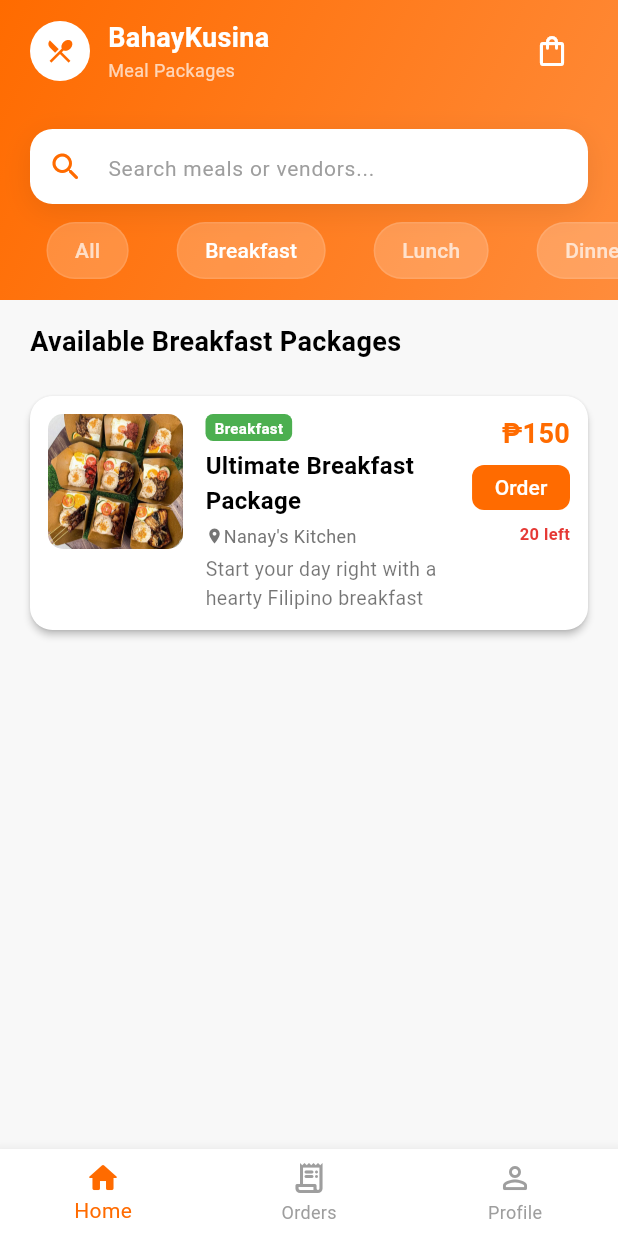
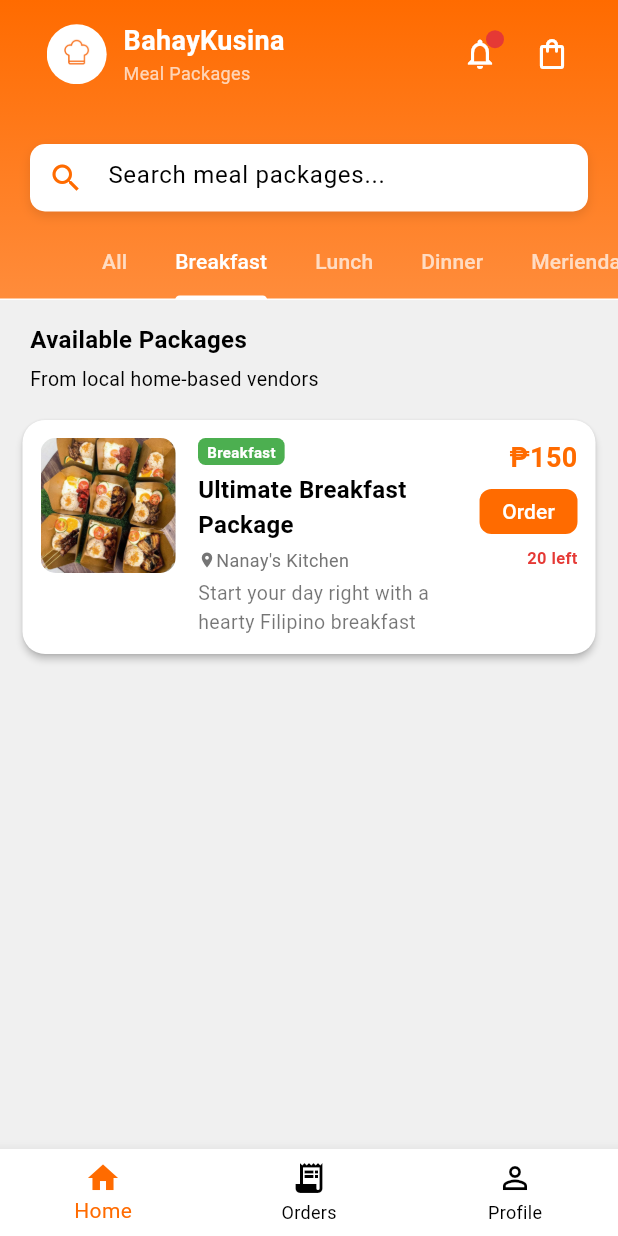
Before and after one commit to Venvienne/bahay_kusina, a Flutter app: the HomePage screen opened directly, tab 2 chosen, on a phone screen of 412 x 824 dp. Run offline on Flutter 3.47's test engine with Material 3 defaults, Android fonts, the phone set to English and light mode, and no system bars.

Commit message:
unsa imong nahuman

```diff
--- a/lib/screens/home_page.dart
+++ b/lib/screens/home_page.dart
@@ -1,3 +1,5 @@
+// lib/screens/home_page.dart (Updated)
+
 import 'package:flutter/material.dart';
 import 'meal_card.dart';
 
@@ -13,10 +15,7 @@ class HomePage extends StatefulWidget {
 }
 
 class _HomePageState extends State<HomePage> {
-  // 1. Add a controller and a search string state
-  final TextEditingController _searchController = TextEditingController();
-  String _searchQuery = "";
-
+  // ... mealPackages list remains the same ...
   final List<Map<String, dynamic>> mealPackages = [
     {
       'type': 'Breakfast',
@@ -57,30 +56,19 @@ class _HomePageState extends State<HomePage> {
   ];
 
   @override
-  void initState() {
-    super.initState();
-    // 2. Listen to search changes
-    _searchController.addListener(() {
-      setState(() {
-        _searchQuery = _searchController.text.toLowerCase();
-      });
-    });
-  }
-
-  @override
-  void dispose() {
-    _searchController.dispose();
-    super.dispose();
-  }
-
-  @override
   Widget build(BuildContext context) {
-    const List<String> categories = ['All', 'Breakfast', 'Lunch', 'Dinner', 'Merienda', 'Dessert'];
+    const List<String> categories = [
+      'All',
+      'Breakfast',
+      'Lunch',
+      'Dinner',
+      'Merienda',
+      'Dessert'
+    ];
 
     return DefaultTabController(
       length: categories.length,
       child: Scaffold(
-        backgroundColor: const Color(0xFFF8F8F8),
         body: NestedScrollView(
           headerSliverBuilder: (context, innerBoxIsScrolled) {
             return <Widget>[
@@ -89,49 +77,55 @@ class _HomePageState extends State<HomePage> {
                 floating: true,
                 pinned: true,
                 snap: true,
-                automaticallyImplyLeading: false,
-                leading: null,
-                elevation: 0,
                 backgroundColor: HomePage.primaryOrange,
                 flexibleSpace: FlexibleSpaceBar(
-                  collapseMode: CollapseMode.pin,
+                  centerTitle: false,
                   background: Container(
                     decoration: const BoxDecoration(
                       gradient: LinearGradient(
                         colors: [HomePage.primaryOrange, HomePage.secondaryOrange],
-                        begin: Alignment.topLeft,
-                        end: Alignment.bottomRight,
+                        begin: Alignment.topCenter,
+                        end: Alignment.bottomCenter,
                       ),
                     ),
+                    // --- FIX 3: Placing custom header content in the background Stack ---
                     child: Stack(
                       children: [
                         Positioned(
-                          top: MediaQuery.of(context).padding.top + 10,
-                          left: 20,
-                          right: 20,
+                          top: MediaQuery.of(context).padding.top + 5,
+                          left: 0,
+                          right: 0,
+                          child: Padding(
+                            padding: const EdgeInsets.symmetric(horizontal: 20.0),
                             child: _buildHeaderContent(),
+                          ),
                         ),
                       ],
                     ),
+                    // -----------------------------------------------------------------------------
                   ),
                 ),
                 bottom: PreferredSize(
-                  preferredSize: const Size.fromHeight(110.0),
+                  // Use a preferred size that exactly fits the search bar and TabBar
+                  preferredSize: const Size.fromHeight(100.0),
                   child: Column(
                     children: [
+                      // --- FIX 1: Increased vertical padding for search bar visibility ---
                       Padding(
-                        padding: const EdgeInsets.symmetric(horizontal: 20.0, vertical: 8.0),
-                        child: _buildSearchBar(), // Controller is linked here
+                        padding: const EdgeInsets.only(left: 20.0, right: 20.0, bottom: 10.0),
+                        child: _buildSearchBar(),
                       ),
+                      // --------------------------------------------------------------------
                       TabBar(
                         isScrollable: true,
-                        indicatorColor: Colors.transparent,
-                        dividerColor: Colors.transparent,
+                        indicatorSize: TabBarIndicatorSize.label,
+                        indicatorWeight: 3.0,
+                        indicatorColor: Colors.white,
                         labelColor: Colors.white,
-                        unselectedLabelColor: Colors.white.withOpacity(0.7),
-                        tabAlignment: TabAlignment.start,
-                        padding: const EdgeInsets.only(left: 15, bottom: 8),
-                        tabs: categories.map((name) => _buildTabPill(name)).toList(),
+                        unselectedLabelColor: Colors.white70,
+                        tabs: categories
+                            .map((name) => Tab(text: name))
+                            .toList(),
                       ),
                     ],
                   ),
@@ -141,68 +135,42 @@ class _HomePageState extends State<HomePage> {
           },
           body: TabBarView(
             children: categories.map((category) {
-              // 3. COMBINED FILTERING LOGIC
-              final filteredPackages = mealPackages.where((meal) {
-                final matchesCategory = (category == 'All' || meal['type'] == category);
-                final matchesSearch = meal['title'].toString().toLowerCase().contains(_searchQuery) ||
-                                     meal['vendor'].toString().toLowerCase().contains(_searchQuery);
-                return matchesCategory && matchesSearch;
-              }).toList();
+              final filteredPackages = category == 'All'
+                  ? mealPackages
+                  : mealPackages
+                      .where((meal) => meal['type'] == category)
+                      .toList();
 
-              return _buildPackageList(filteredPackages, category);
-            }).toList(),
+              return Padding(
+                padding: const EdgeInsets.symmetric(horizontal: 10.0),
+                child: Column(
+                  crossAxisAlignment: CrossAxisAlignment.start,
+                  children: [
+                    Padding(
+                      padding: const EdgeInsets.only(top: 15.0, left: 10, bottom: 5),
+                      child: Text(
+                        'Available Packages',
+                        style: TextStyle(
+                            fontWeight: FontWeight.bold,
+                            fontSize: 16,
+                            color: const Color.fromARGB(255, 0, 0, 0)),
                       ),
                     ),
-        bottomNavigationBar: _buildBottomNavBar(context),
+                    Padding(
+                      padding: const EdgeInsets.only(left: 10, bottom: 10),
+                      child: Text(
+                        'From local home-based vendors',
+                        style: TextStyle(color: const Color.fromARGB(255, 0, 0, 0), fontSize: 13),
                       ),
-    );
-  }
-
-  Widget _buildTabPill(String name) {
-    return Tab(
-      child: Container(
-        padding: const EdgeInsets.symmetric(horizontal: 18.0, vertical: 8.0),
-        decoration: BoxDecoration(
-          color: Colors.white.withOpacity(0.2),
-          borderRadius: BorderRadius.circular(20.0),
-          border: Border.all(color: Colors.white.withOpacity(0.1)),
                     ),
-        child: Text(name, style: const TextStyle(fontWeight: FontWeight.w500)),
-      ),
-    );
-  }
-
-  Widget _buildPackageList(List<Map<String, dynamic>> items, String category) {
-    if (items.isEmpty) {
-      return Center(
-        child: Column(
-          mainAxisAlignment: MainAxisAlignment.center,
-          children: [
-            Icon(Icons.search_off_rounded, size: 80, color: Colors.grey[300]),
-            const SizedBox(height: 16),
-            Text("No packages found",
-              style: TextStyle(color: Colors.grey[600], fontSize: 16, fontWeight: FontWeight.w500)),
-            const Text("Try searching for something else",
-              style: TextStyle(color: Colors.grey, fontSize: 13)),
-          ],
-        ),
-      );
-    }
-
-    return ListView.builder(
-      padding: const EdgeInsets.symmetric(horizontal: 15.0, vertical: 10.0),
-      itemCount: items.length + 1,
+                    Expanded(
+                      child: filteredPackages.isEmpty
+                          ? Center(child: Text('No $category packages available.'))
+                          : ListView.builder(
+                              padding: EdgeInsets.zero,
+                              itemCount: filteredPackages.length,
                               itemBuilder: (context, index) {
-        if (index == 0) {
-          return Padding(
-            padding: const EdgeInsets.only(bottom: 15, top: 5, left: 5),
-            child: Text(
-              _searchQuery.isEmpty ? 'Available $category Packages' : 'Results for "$_searchQuery"',
-              style: const TextStyle(fontWeight: FontWeight.bold, fontSize: 18),
-            ),
-          );
-        }
-        final meal = items[index - 1];
+                                final meal = filteredPackages[index];
                                 return MealCard(
                                   type: meal['type'],
                                   title: meal['title'],
@@ -213,63 +181,122 @@ class _HomePageState extends State<HomePage> {
                                   imageUrl: meal['image'],
                                 );
                               },
-    );
-  }
-
-  Widget _buildSearchBar() {
-    return Container(
-      height: 50,
-      decoration: BoxDecoration(
-        color: Colors.white,
-        borderRadius: BorderRadius.circular(15),
-        boxShadow: [
-          BoxShadow(color: Colors.black.withOpacity(0.08), blurRadius: 15, offset: const Offset(0, 5)),
+                            ),
+                    ),
                   ],
                 ),
-      child: TextField(
-        controller: _searchController, // Linked the controller here
-        decoration: InputDecoration(
-          hintText: "Search meals or vendors...",
-          hintStyle: const TextStyle(color: Colors.grey, fontSize: 14),
-          prefixIcon: const Icon(Icons.search_rounded, color: HomePage.primaryOrange),
-          suffixIcon: _searchQuery.isNotEmpty
-            ? IconButton(
-                icon: const Icon(Icons.clear_rounded, color: Colors.grey),
-                onPressed: () => _searchController.clear(),
-              )
-            : null,
-          border: InputBorder.none,
-          contentPadding: const EdgeInsets.symmetric(vertical: 15),
+              );
+            }).toList(),
           ),
+        ),
+        bottomNavigationBar: _buildBottomNavBar(context),
       ),
     );
   }
 
-  // ... (Header and BottomNavBar methods remain the same)
+  // --- No changes needed here, as content is moved and positioned in SliverAppBar's background ---
   Widget _buildHeaderContent() {
+    final screenWidth = MediaQuery.of(context).size.width;
+    final dynamicLogoSize = screenWidth * 0.18;
+    final dynamicPadding = dynamicLogoSize * 0.15;
+
     return Row(
       mainAxisAlignment: MainAxisAlignment.spaceBetween,
       children: [
         Row(
+          crossAxisAlignment: CrossAxisAlignment.center,
           children: [
-            const CircleAvatar(
-              backgroundColor: Colors.white,
-              radius: 20,
-              child: Icon(Icons.restaurant_menu, color: HomePage.primaryOrange, size: 20),
+            Container(
+              padding: EdgeInsets.all(dynamicPadding),
+              child: ClipOval(
+                child: Image.asset(
+                  'assets/images/bahay_kusina_logo.png',
+                  width: 40,
+                  height: 40,
+                  fit: BoxFit.contain,
                 ),
-            const SizedBox(width: 12),
+              ),
+            ),
             Column(
               crossAxisAlignment: CrossAxisAlignment.start,
               mainAxisSize: MainAxisSize.min,
               children: const [
-                Text("BahayKusina", style: TextStyle(color: Colors.white, fontWeight: FontWeight.bold, fontSize: 18)),
-                Text("Meal Packages", style: TextStyle(color: Colors.white70, fontSize: 12)),
+                Text(
+                  "BahayKusina",
+                  style: TextStyle(
+                    color: Colors.white,
+                    fontWeight: FontWeight.bold,
+                    fontSize: 18,
+                  ),
+                ),
+                Text(
+                  "Meal Packages",
+                  style: TextStyle(color: Colors.white70, fontSize: 12),
+                ),
               ],
             ),
           ],
         ),
-        IconButton(icon: const Icon(Icons.shopping_bag_outlined, color: Colors.white), onPressed: () {}),
+        Row(
+          children: [
+            Stack(
+              children: [
+                IconButton(
+                  icon: const Icon(Icons.notifications_none,
+                      color: Colors.white),
+                  onPressed: () {},
+                ),
+                Positioned(
+                  right: 8,
+                  top: 8,
+                  child: Container(
+                    padding: const EdgeInsets.all(2),
+                    decoration: BoxDecoration(
+                      color: HomePage.accentRed,
+                      borderRadius: BorderRadius.circular(6),
+                    ),
+                    constraints: const BoxConstraints(
+                      minWidth: 12,
+                      minHeight: 12,
+                    ),
+                  ),
+                )
               ],
+            ),
+            IconButton(
+              icon: const Icon(Icons.shopping_bag_outlined, color: Colors.white),
+              onPressed: () {},
+            ),
+          ],
+        ),
+      ],
+    );
+  }
+  // --------------------------------------------------------------------------------------------------
+
+  // _buildSearchBar and _buildBottomNavBar remain the same
+  Widget _buildSearchBar() {
+    return Container(
+      height: 45,
+      decoration: BoxDecoration(
+        color: Colors.white,
+        borderRadius: BorderRadius.circular(10),
+        boxShadow: [
+          BoxShadow(
+            color: Colors.black.withOpacity(0.1),
+            blurRadius: 5,
+            offset: const Offset(0, 3),
+          ),
+        ],
+      ),
+      child: const TextField(
+        decoration: InputDecoration(
+          hintText: "Search meal packages...",
+          prefixIcon: Icon(Icons.search, color: HomePage.primaryOrange),
+          border: InputBorder.none,
+          contentPadding: EdgeInsets.symmetric(vertical: 12),
+        ),
+      ),
     );
   }
 
@@ -277,13 +304,26 @@ class _HomePageState extends State<HomePage> {
     return BottomNavigationBar(
       currentIndex: 0,
       selectedItemColor: HomePage.primaryOrange,
-      unselectedItemColor: Colors.grey,
-      type: BottomNavigationBarType.fixed,
+      unselectedItemColor: const Color.fromARGB(255, 0, 0, 0),
+      showUnselectedLabels: true,
+      backgroundColor: Colors.white,
       items: const [
-        BottomNavigationBarItem(icon: Icon(Icons.home_rounded), label: 'Home'),
-        BottomNavigationBarItem(icon: Icon(Icons.receipt_long_rounded), label: 'Orders'),
-        BottomNavigationBarItem(icon: Icon(Icons.person_outline_rounded), label: 'Profile'),
+        BottomNavigationBarItem(
+          icon: Icon(Icons.home),
+          label: 'Home',
+        ),
+        BottomNavigationBarItem(
+          icon: Icon(Icons.receipt_long),
+          label: 'Orders',
+        ),
+        BottomNavigationBarItem(
+          icon: Icon(Icons.person_outline),
+          label: 'Profile',
+        ),
       ],
+      onTap: (index) {
+        // Navigation logic for bottom bar goes here
+      },
     );
   }
 }
```
Lines whose indentation alone changed are shown as unchanged.
